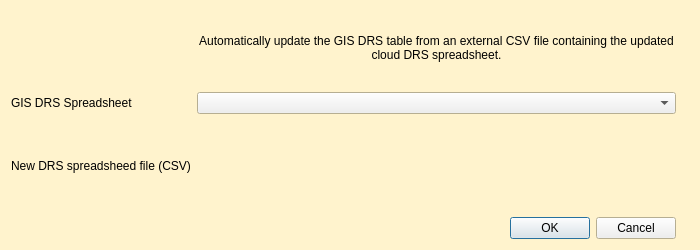
PCA-Geodata/PCA_Geomax_Survey_Processing_QGIS_Plugin, file PCA_Geomax_Survey_Processing/pca_geomax_update_DRS_context_dialog_base.ui: the form before one commit.
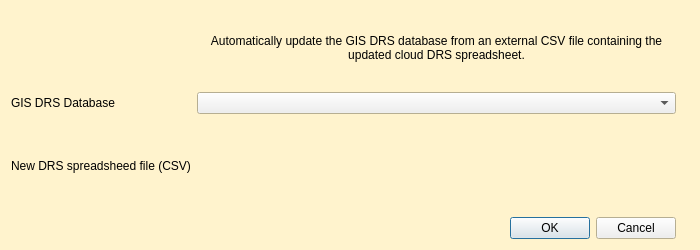
The form after the commit. Icons and pictures are not drawn. Custom widgets are drawn as their Qt base class.

```diff
--- a/PCA_Geomax_Survey_Processing/pca_geomax_update_DRS_context_dialog_base.ui
+++ b/PCA_Geomax_Survey_Processing/pca_geomax_update_DRS_context_dialog_base.ui
@@ -137,7 +137,7 @@
       <enum>QFrame::NoFrame</enum>
      </property>
      <property name="text">
-      <string>GIS DRS Spreadsheet</string>
+      <string>GIS DRS Database</string>
      </property>
     </widget>
    </item>
@@ -183,7 +183,7 @@
    <item row="0" column="1">
     <widget class="QLabel" name="label">
      <property name="text">
-      <string>&lt;html&gt;&lt;head/&gt;&lt;body&gt;&lt;p align=&quot;center&quot;&gt;Automatically update the GIS DRS table from an external CSV file containing the updated cloud DRS spreadsheet.&lt;/p&gt;&lt;/body&gt;&lt;/html&gt;</string>
+      <string>&lt;html&gt;&lt;head/&gt;&lt;body&gt;&lt;p align=&quot;center&quot;&gt;Automatically update the GIS DRS database from an external CSV file containing the updated cloud DRS spreadsheet.&lt;/p&gt;&lt;/body&gt;&lt;/html&gt;</string>
      </property>
      <property name="wordWrap">
       <bool>true</bool>
```
